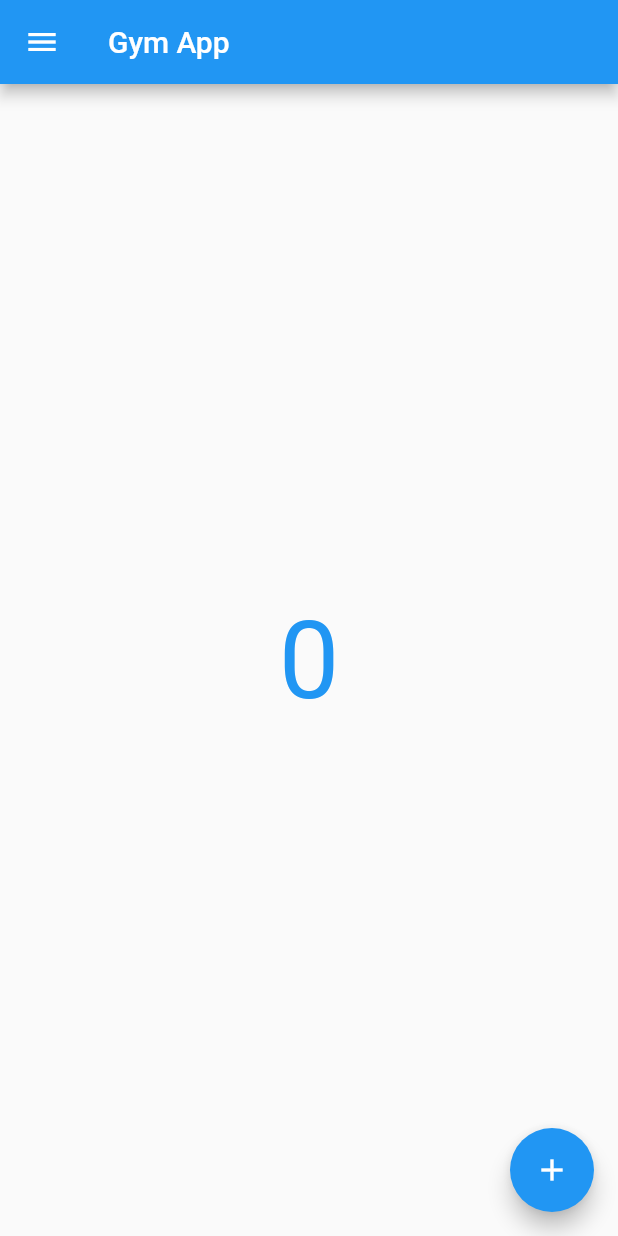
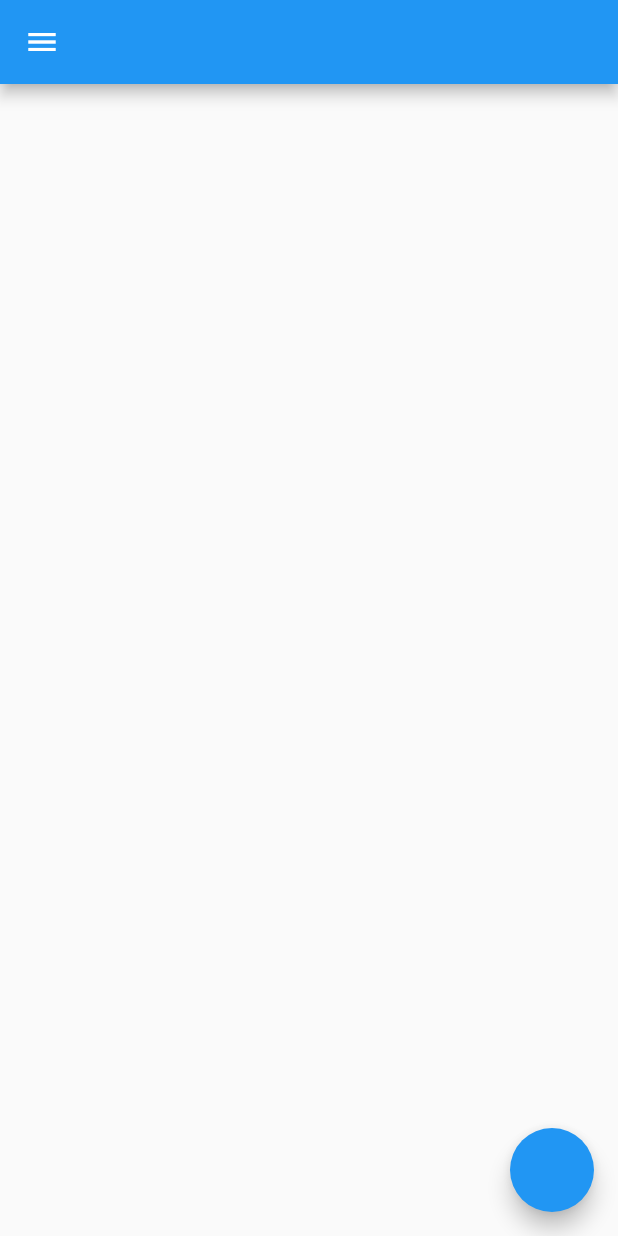
Before and after one commit to ricarthlima/flutter-gym-app-dotcode, a Flutter app: the HomePage screen opened directly, on a phone screen of 412 x 824 dp. Run offline on Flutter 3.47's test engine with Material 2 defaults, Android fonts, the phone set to English and light mode, and no system bars; our stand-ins replace shared_preferences; accounts and stored records are empty.

Commit message:
home - get widgets

```diff
--- a/lib/main.dart
+++ b/lib/main.dart
@@ -1,5 +1,5 @@
 import 'package:flutter/material.dart';
-import 'package:gym_app/pages/login/login_page.dart';
+import 'package:gym_app/pages/home/home_page.dart';
 
 void main() {
   runApp(MyApp());
@@ -11,7 +11,7 @@ class MyApp extends StatelessWidget {
   Widget build(BuildContext context) {
     return MaterialApp(
       title: 'Gym App',
-      home: LoginPage(),
+      home: HomePage(),
       debugShowCheckedModeBanner: false,
     );
   }
--- a/lib/pages/home/home_page.dart
+++ b/lib/pages/home/home_page.dart
@@ -1,4 +1,8 @@
 import 'package:flutter/material.dart';
+import 'package:gym_app/pages/home/home_widgets/home_appbar.dart';
+import 'package:gym_app/pages/home/home_widgets/home_content.dart';
+import 'package:gym_app/pages/home/home_widgets/home_drawer.dart';
+import 'package:gym_app/pages/home/home_widgets/home_fab.dart';
 
 class HomePage extends StatefulWidget {
   @override
@@ -11,29 +15,10 @@ class _HomePageState extends State<HomePage> {
   @override
   Widget build(BuildContext context) {
     return Scaffold(
-      appBar: AppBar(
-        leading: Icon(Icons.menu),
-        title: Text("Gym App"),
-      ),
-      floatingActionButton: FloatingActionButton(
-        onPressed: () {
-          setState(() {
-            i = i + 1;
-          });
-        },
-        child: Icon(Icons.add),
-      ),
-      body: Center(
-        child: Container(
-          child: Text(
-            i.toString(),
-            style: TextStyle(
-              color: Colors.blue,
-              fontSize: 72,
-            ),
-          ),
-        ),
-      ),
+      appBar: getHomeAppBar(),
+      drawer: getHomeDrawer(),
+      floatingActionButton: getHomeFab(),
+      body: HomePageContent(),
     );
   }
 }
--- /dev/null
+++ b/lib/pages/home/home_widgets/home_appbar.dart
@@ -0,0 +1,5 @@
+import 'package:flutter/material.dart';
+
+AppBar getHomeAppBar() {
+  return AppBar();
+}
--- /dev/null
+++ b/lib/pages/home/home_widgets/home_content.dart
@@ -0,0 +1,15 @@
+import 'package:flutter/material.dart';
+
+class HomePageContent extends StatefulWidget {
+  const HomePageContent({key}) : super(key: key);
+
+  @override
+  _HomePageContentState createState() => _HomePageContentState();
+}
+
+class _HomePageContentState extends State<HomePageContent> {
+  @override
+  Widget build(BuildContext context) {
+    return Container();
+  }
+}
--- /dev/null
+++ b/lib/pages/home/home_widgets/home_drawer.dart
@@ -0,0 +1,6 @@
+import 'package:flutter/material.dart';
+import 'package:gym_app/shared/constants/custom_colors.dart';
+
+Drawer getHomeDrawer() {
+  return Drawer();
+}
--- /dev/null
+++ b/lib/pages/home/home_widgets/home_fab.dart
@@ -0,0 +1,5 @@
+import 'package:flutter/material.dart';
+
+FloatingActionButton getHomeFab() {
+  return FloatingActionButton(onPressed: () {});
+}
--- a/lib/pages/login/login_page.dart
+++ b/lib/pages/login/login_page.dart
@@ -1,12 +1,7 @@
-import 'dart:convert';
-
 import 'package:flutter/material.dart';
 import 'package:gym_app/pages/login/login_service.dart';
 import 'package:gym_app/pages/sign_up/sign_up_page.dart';
 import 'package:gym_app/shared/constants/custom_colors.dart';
-import 'package:gym_app/shared/constants/preferences_keys.dart';
-import 'package:gym_app/shared/models/login_model.dart';
-import 'package:shared_preferences/shared_preferences.dart';
 
 class LoginPage extends StatefulWidget {
   @override
--- a/lib/pages/login/login_service.dart
+++ b/lib/pages/login/login_service.dart
@@ -1,12 +1,10 @@
 import 'dart:convert';
-
-import 'package:gym_app/shared/constants/routes.dart';
 import 'package:http/http.dart' as http;
 
 class LoginService {
   login(String email, String password) async {
     http.Response response = await http.post(
-      Routes.login,
+      "", //Routes.login,
       body: json.encode(
         {
           "email": email,
--- a/lib/pages/sign_up/sign_up_page.dart
+++ b/lib/pages/sign_up/sign_up_page.dart
@@ -254,6 +254,7 @@ class _SignUpPageState extends State<SignUpPage> {
     // _saveUser(newUser);
   }
 
+  // ignore: unused_element
   void _saveUser(LoginModel user) async {
     SharedPreferences prefs = await SharedPreferences.getInstance();
     prefs.setString(
--- a/lib/shared/constants/custom_colors.dart
+++ b/lib/shared/constants/custom_colors.dart
@@ -5,6 +5,7 @@ class CustomColors {
   Color _activeSecondaryButton = Color.fromARGB(255, 230, 230, 255);
   Color _gradientMainColor = Color.fromARGB(255, 0, 75, 200);
   Color _gradientSecColor = Color.fromARGB(255, 75, 175, 255);
+  Color _appBarMainColor = Color(0xff0A6D92);
 
   Color getActivePrimaryButtonColor() {
     return _activePrimaryButton;
@@ -21,4 +22,8 @@ class CustomColors {
   Color getGradientSecondaryColor() {
     return _gradientSecColor;
   }
+
+  Color getAppBarMainColor() {
+    return _appBarMainColor;
+  }
 }
```
Also changed, not shown: pubspec.lock.
